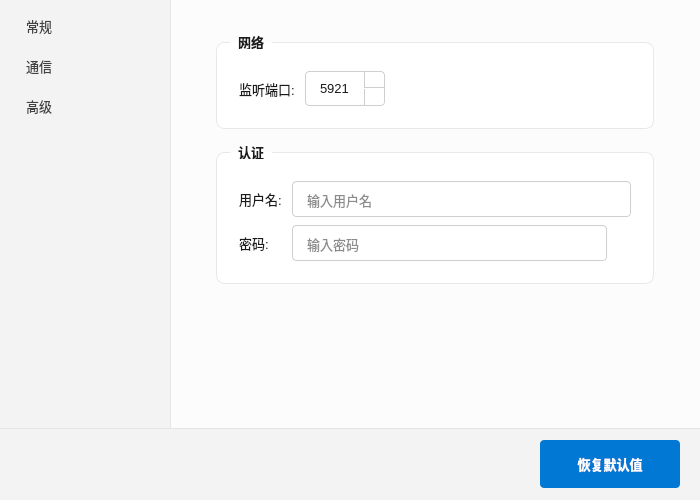
JiaYongChen/CrossRemoteDesktop, file src/ui/settingsdialog.ui: the form before one commit.
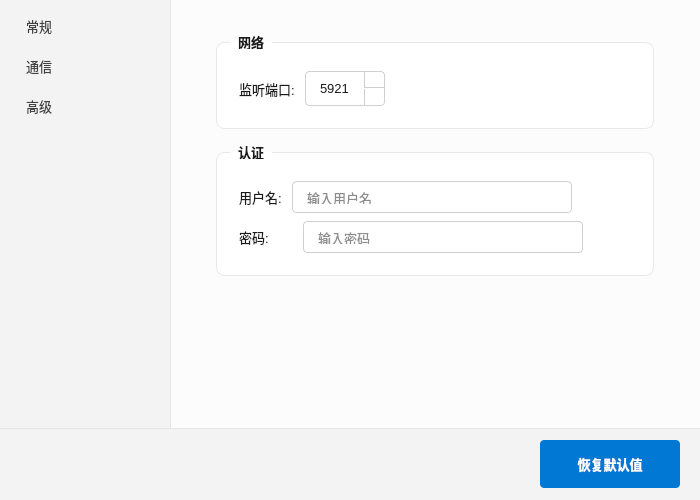
The form after the commit. The open tabs and pages were chosen to show the change. Icons and pictures are not drawn.

Commit message: style: 统一两个对话框用户名/密码输入框宽 280px 高 32px

What changed in the file:
```diff
--- a/src/ui/settingsdialog.ui
+++ b/src/ui/settingsdialog.ui
@@ -208,8 +208,6 @@
     color: #1a1a1a;
     font-size: 13px;
     font-family: "Segoe UI", sans-serif;
-    min-height: 18px;
-    max-height: 18px;
 }
 
 QLineEdit:hover {
@@ -725,6 +723,12 @@
                 </item>
                 <item row="0" column="1">
                  <widget class="QLineEdit" name="usernameEdit">
+                  <property name="minimumSize">
+                   <size><width>0</width><height>32</height></size>
+                  </property>
+                  <property name="maximumSize">
+                   <size><width>280</width><height>32</height></size>
+                  </property>
                   <property name="placeholderText">
                    <string>输入用户名</string>
                   </property>
@@ -741,6 +745,12 @@
                  <layout class="QHBoxLayout" name="passwordLayout">
                   <item>
                    <widget class="QLineEdit" name="passwordEdit">
+                    <property name="minimumSize">
+                     <size><width>0</width><height>32</height></size>
+                    </property>
+                    <property name="maximumSize">
+                     <size><width>280</width><height>32</height></size>
+                    </property>
                     <property name="echoMode">
                      <enum>QLineEdit::Password</enum>
                     </property>
```
The commit also changes 1 other file.
